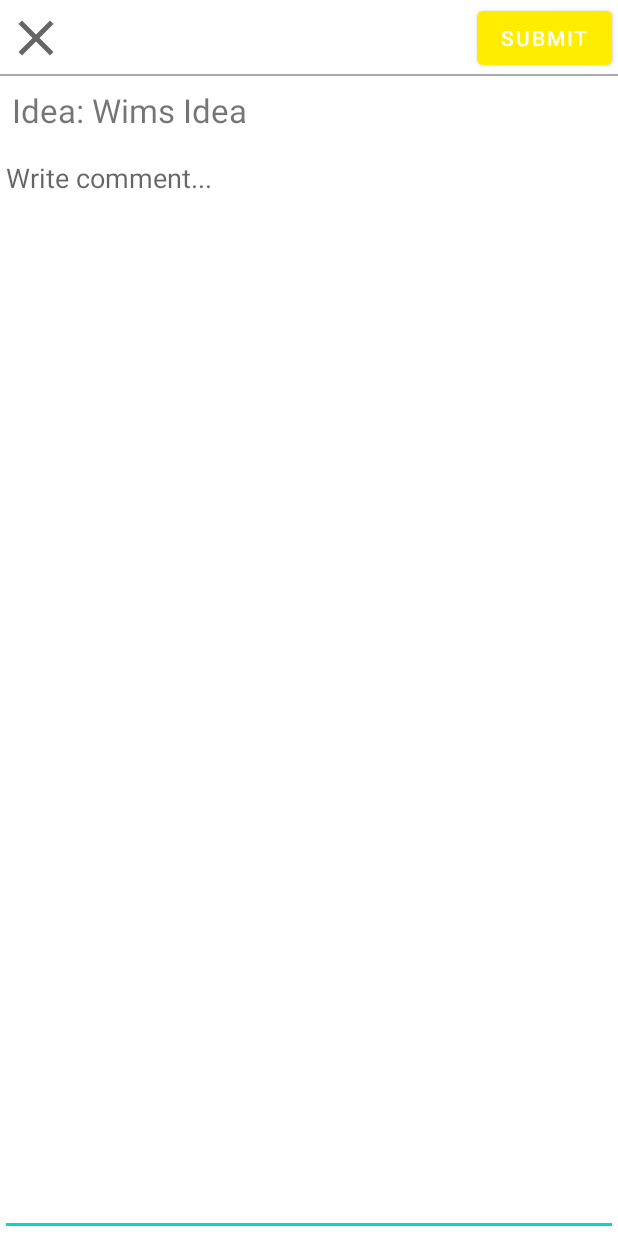
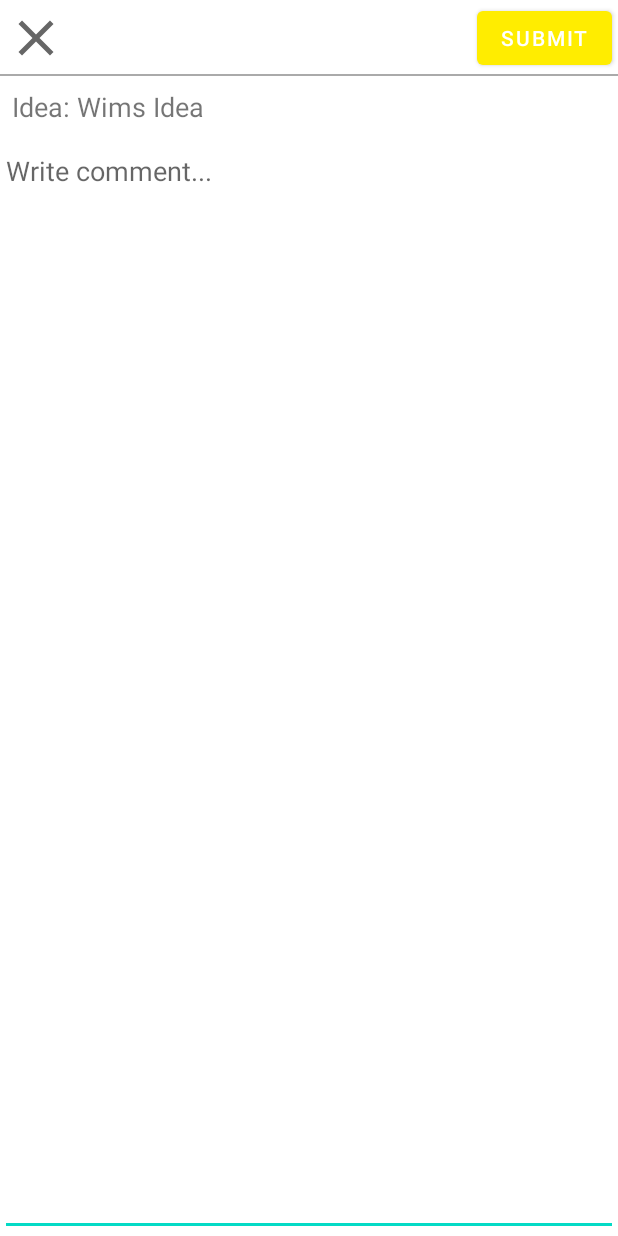
Before and after one commit to codingwim/IdeenPlattform, an Android app: the layout fragment_comment.xml on its own in the app's theme, with its tools: preview values and no code run, on a phone screen of 412 x 824 dp. Run offline under Robolectric (Android 15) with nearby library versions, the phone set to English and light mode, and no system bars.

Commit message:
title smaller text on 3 lines

```diff
--- a/app/src/main/res/layout/fragment_comment.xml
+++ b/app/src/main/res/layout/fragment_comment.xml
@@ -55,8 +55,8 @@
             android:layout_height="wrap_content"
             android:layout_margin="@dimen/margin_standard"
             android:ellipsize="end"
-            android:maxLines="2"
-            android:textSize="@dimen/text_medium22"
+            android:maxLines="3"
+            android:textSize="@dimen/text_medium18"
             app:errorEnabled="true"
             app:layout_constraintBottom_toTopOf="@id/etComment"
             app:layout_constraintEnd_toEndOf="parent"
```
